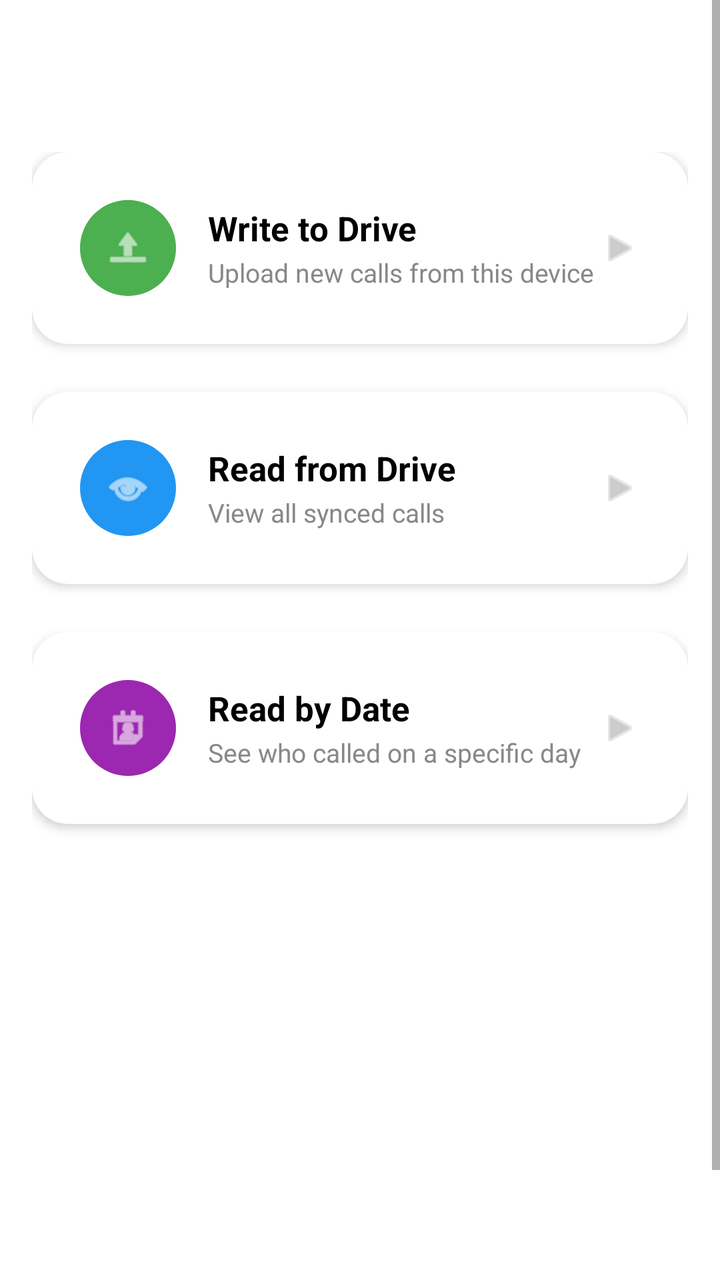
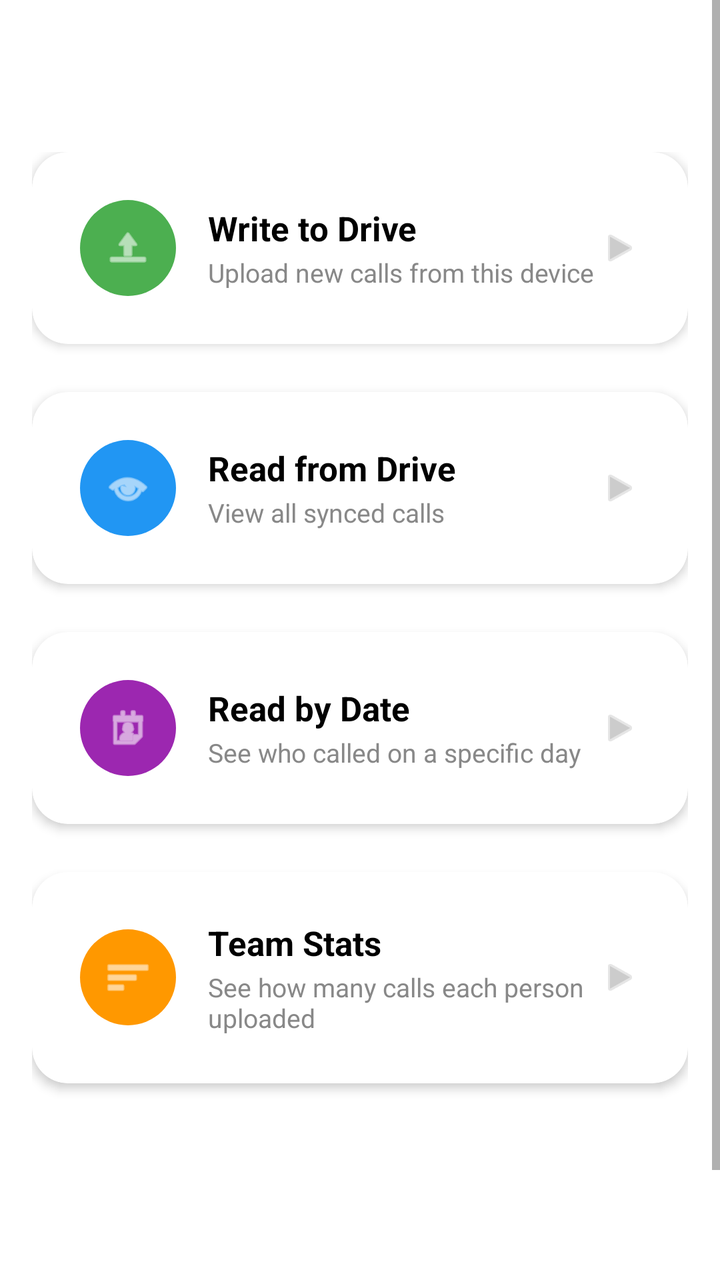

Compare the two renders of this Android layout. The source of the first and the diff that turns it into the second are given below.
<!-- AndroidManifest.xml: application theme Theme.Calls -->
<!-- res/layout/fragment_calls.xml -->
<?xml version="1.0" encoding="utf-8"?>
<ScrollView xmlns:android="http://schemas.android.com/apk/res/android"
    xmlns:app="http://schemas.android.com/apk/res-auto"
    android:layout_width="match_parent"
    android:layout_height="match_parent"
    android:fillViewport="true">

    <LinearLayout
        android:layout_width="match_parent"
        android:layout_height="wrap_content"
        android:orientation="vertical"
        android:padding="16dp"
        android:layout_marginTop="60dp">

        
        <com.google.android.material.card.MaterialCardView
            android:id="@+id/btnWrite"
            android:layout_width="match_parent"
            android:layout_height="wrap_content"
            android:layout_marginBottom="24dp"
            app:cardCornerRadius="18dp"
            app:cardElevation="3dp"
            android:clickable="true"
            android:focusable="true"
            android:foreground="?attr/selectableItemBackground">

            <LinearLayout
                android:layout_width="match_parent"
                android:layout_height="wrap_content"
                android:orientation="horizontal"
                android:gravity="center_vertical"
                android:padding="24dp">

                <FrameLayout
                    android:layout_width="48dp"
                    android:layout_height="48dp"
                    android:background="@drawable/circle_shape"
                    android:backgroundTint="@color/call_incoming">

                    <ImageView
                        android:layout_width="24dp"
                        android:layout_height="24dp"
                        android:layout_gravity="center"
                        android:src="@android:drawable/ic_menu_upload"
                        app:tint="@android:color/white"/>

                </FrameLayout>

                <LinearLayout
                    android:layout_width="0dp"
                    android:layout_height="wrap_content"
                    android:layout_weight="1"
                    android:orientation="vertical"
                    android:layout_marginStart="16dp">

                    <TextView
                        android:layout_width="wrap_content"
                        android:layout_height="wrap_content"
                        android:text="Write to Drive"
                        android:textSize="17sp"
                        android:textStyle="bold"
                        android:textColor="@color/black"/>

                    <TextView
                        android:layout_width="wrap_content"
                        android:layout_height="wrap_content"
                        android:layout_marginTop="2dp"
                        android:text="Upload new calls from this device"
                        android:textSize="13sp"
                        android:textColor="#888888"/>

                </LinearLayout>

                <ImageView
                    android:layout_width="20dp"
                    android:layout_height="20dp"
                    android:src="@android:drawable/ic_media_play"
                    android:rotation="0"
                    app:tint="#CCCCCC"/>

            </LinearLayout>
        </com.google.android.material.card.MaterialCardView>

        
        <com.google.android.material.card.MaterialCardView
            android:id="@+id/btnRead"
            android:layout_width="match_parent"
            android:layout_height="wrap_content"
            android:layout_marginBottom="24dp"
            app:cardCornerRadius="18dp"
            app:cardElevation="3dp"
            android:clickable="true"
            android:focusable="true"
            android:foreground="?attr/selectableItemBackground">

            <LinearLayout
                android:layout_width="match_parent"
                android:layout_height="wrap_content"
                android:orientation="horizontal"
                android:gravity="center_vertical"
                android:padding="24dp">

                <FrameLayout
                    android:layout_width="48dp"
                    android:layout_height="48dp"
                    android:background="@drawable/circle_shape"
                    android:backgroundTint="@color/call_outgoing">

                    <ImageView
                        android:layout_width="24dp"
                        android:layout_height="24dp"
                        android:layout_gravity="center"
                        android:src="@android:drawable/ic_menu_view"
                        app:tint="@android:color/white"/>

                </FrameLayout>

                <LinearLayout
                    android:layout_width="0dp"
                    android:layout_height="wrap_content"
                    android:layout_weight="1"
                    android:orientation="vertical"
                    android:layout_marginStart="16dp">

                    <TextView
                        android:layout_width="wrap_content"
                        android:layout_height="wrap_content"
                        android:text="Read from Drive"
                        android:textSize="17sp"
                        android:textStyle="bold"
                        android:textColor="@color/black"/>

                    <TextView
                        android:layout_width="wrap_content"
                        android:layout_height="wrap_content"
                        android:layout_marginTop="2dp"
                        android:text="View all synced calls"
                        android:textSize="13sp"
                        android:textColor="#888888"/>

                </LinearLayout>

                <ImageView
                    android:layout_width="20dp"
                    android:layout_height="20dp"
                    android:src="@android:drawable/ic_media_play"
                    app:tint="#CCCCCC"/>

            </LinearLayout>
        </com.google.android.material.card.MaterialCardView>

        
        <com.google.android.material.card.MaterialCardView
            android:id="@+id/btnReadByDate"
            android:layout_width="match_parent"
            android:layout_height="wrap_content"
            app:cardCornerRadius="18dp"
            app:cardElevation="3dp"
            android:clickable="true"
            android:focusable="true"
            android:foreground="?attr/selectableItemBackground">

            <LinearLayout
                android:layout_width="match_parent"
                android:layout_height="wrap_content"
                android:orientation="horizontal"
                android:gravity="center_vertical"
                android:padding="24dp">

                <FrameLayout
                    android:layout_width="48dp"
                    android:layout_height="48dp"
                    android:background="@drawable/circle_shape"
                    android:backgroundTint="@color/call_voicemail">

                    <ImageView
                        android:layout_width="24dp"
                        android:layout_height="24dp"
                        android:layout_gravity="center"
                        android:src="@android:drawable/ic_menu_my_calendar"
                        app:tint="@android:color/white"/>

                </FrameLayout>

                <LinearLayout
                    android:layout_width="0dp"
                    android:layout_height="wrap_content"
                    android:layout_weight="1"
                    android:orientation="vertical"
                    android:layout_marginStart="16dp">

                    <TextView
                        android:layout_width="wrap_content"
                        android:layout_height="wrap_content"
                        android:text="Read by Date"
                        android:textSize="17sp"
                        android:textStyle="bold"
                        android:textColor="@color/black"/>

                    <TextView
                        android:layout_width="wrap_content"
                        android:layout_height="wrap_content"
                        android:layout_marginTop="2dp"
                        android:text="See who called on a specific day"
                        android:textSize="13sp"
                        android:textColor="#888888"/>

                </LinearLayout>

                <ImageView
                    android:layout_width="20dp"
                    android:layout_height="20dp"
                    android:src="@android:drawable/ic_media_play"
                    app:tint="#CCCCCC"/>

            </LinearLayout>
        </com.google.android.material.card.MaterialCardView>

    </LinearLayout>
</ScrollView>
<!-- resources referenced by this layout -->
<resources>
  <color name="black">#FF000000</color>
  <color name="call_incoming">#4CAF50</color>
  <color name="call_outgoing">#2196F3</color>
  <color name="call_voicemail">#9C27B0</color>
  <!-- drawable circle_shape (drawable) -->
  <?xml version="1.0" encoding="utf-8"?>
  <shape xmlns:android="http://schemas.android.com/apk/res/android"
      android:shape="oval">
      <solid android:color="@android:color/white"/>
  </shape>
  <style name="Theme.Calls" parent="Theme.MaterialComponents.Light.NoActionBar">
          <item name="colorPrimary">@color/button</item>
          <item name="colorOnPrimary">@color/buttonText</item>
          <item name="android:statusBarColor">@color/background</item>
      </style>
  <color name="button">#212121</color>
  <color name="buttonText">#F9F9F9</color>
  <color name="background">#777777</color>
</resources>

<!-- the commit's change to res/layout/fragment_calls.xml (unified diff, before → after) -->
@@ -216,5 +216,73 @@
             </LinearLayout>
         </com.google.android.material.card.MaterialCardView>
 
+        
+        <com.google.android.material.card.MaterialCardView
+            android:id="@+id/btnUploaderStats"
+            android:layout_width="match_parent"
+            android:layout_height="wrap_content"
+            android:layout_marginTop="24dp"
+            app:cardCornerRadius="18dp"
+            app:cardElevation="3dp"
+            android:clickable="true"
+            android:focusable="true"
+            android:foreground="?attr/selectableItemBackground">
+
+            <LinearLayout
+                android:layout_width="match_parent"
+                android:layout_height="wrap_content"
+                android:orientation="horizontal"
+                android:gravity="center_vertical"
+                android:padding="24dp">
+
+                <FrameLayout
+                    android:layout_width="48dp"
+                    android:layout_height="48dp"
+                    android:background="@drawable/circle_shape"
+                    android:backgroundTint="@color/call_rejected">
+
+                    <ImageView
+                        android:layout_width="24dp"
+                        android:layout_height="24dp"
+                        android:layout_gravity="center"
+                        android:src="@android:drawable/ic_menu_sort_by_size"
+                        app:tint="@android:color/white"/>
+
+                </FrameLayout>
+
+                <LinearLayout
+                    android:layout_width="0dp"
+                    android:layout_height="wrap_content"
+                    android:layout_weight="1"
+                    android:orientation="vertical"
+                    android:layout_marginStart="16dp">
+
+                    <TextView
+                        android:layout_width="wrap_content"
+                        android:layout_height="wrap_content"
+                        android:text="Team Stats"
+                        android:textSize="17sp"
+                        android:textStyle="bold"
+                        android:textColor="@color/black"/>
+
+                    <TextView
+                        android:layout_width="wrap_content"
+                        android:layout_height="wrap_content"
+                        android:layout_marginTop="2dp"
+                        android:text="See how many calls each person uploaded"
+                        android:textSize="13sp"
+                        android:textColor="#888888"/>
+
+                </LinearLayout>
+
+                <ImageView
+                    android:layout_width="20dp"
+                    android:layout_height="20dp"
+                    android:src="@android:drawable/ic_media_play"
+                    app:tint="#CCCCCC"/>
+
+            </LinearLayout>
+        </com.google.android.material.card.MaterialCardView>
+
     </LinearLayout>
 </ScrollView>
<!-- resource entries referenced after the edit -->
@@ -3,6 +3,7 @@
   <color name="black">#FF000000</color>
   <color name="call_incoming">#4CAF50</color>
   <color name="call_outgoing">#2196F3</color>
+  <color name="call_rejected">#FF9800</color>
   <color name="call_voicemail">#9C27B0</color>
   <!-- drawable circle_shape (drawable) -->
   <?xml version="1.0" encoding="utf-8"?>
